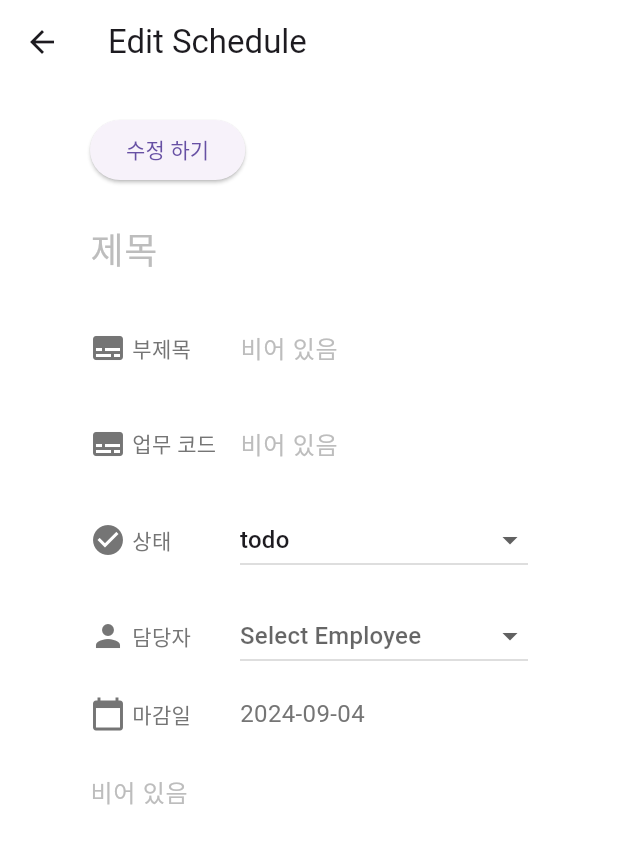
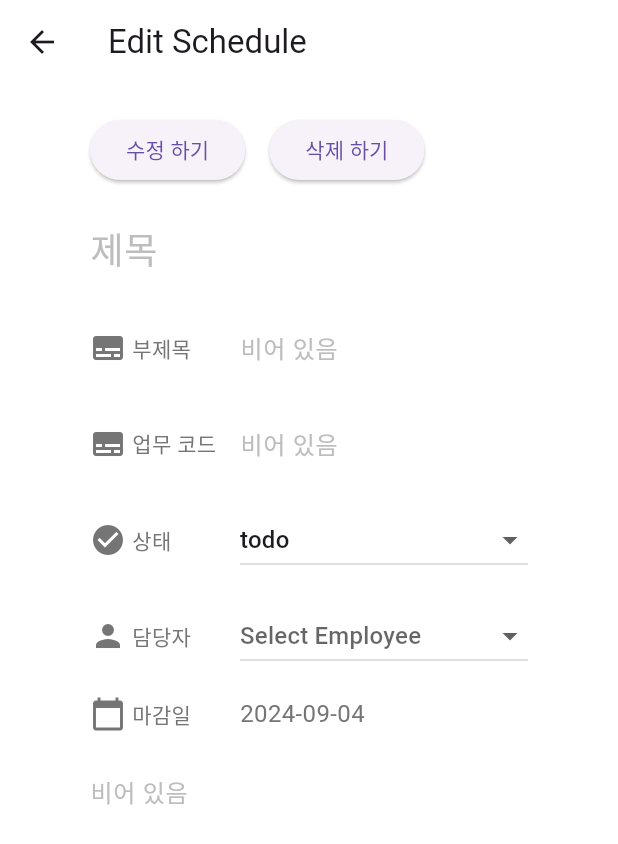
Before and after one commit to frihett/TodoListForProject, a Flutter app: the ScheduleEditPage screen opened directly with empty values, on a phone screen of 412 x 824 dp. Shown: the top 844 px of the screen. Run offline on Flutter 3.47's test engine with Material 3 defaults, Android fonts, the phone set to English and light mode, and no system bars; our stand-ins replace get.

Commit message:
feat: 일정 삭제하기 기능 추가
_deleteSchedule() 추가

```diff
--- a/lib/pages/schedule_edit_page.dart
+++ b/lib/pages/schedule_edit_page.dart
@@ -47,8 +47,7 @@ class _ScheduleEditPageState extends State<ScheduleEditPage> {
   void initState() {
     super.initState();
     titleController = TextEditingController(text: widget.schedule.title);
-    subTitleController =
-        TextEditingController(text: widget.schedule.subTitle);
+    subTitleController = TextEditingController(text: widget.schedule.subTitle);
     descriptionController =
         TextEditingController(text: widget.schedule.description);
     taskIdController = TextEditingController(text: widget.schedule.taskId);
@@ -90,10 +89,18 @@ class _ScheduleEditPageState extends State<ScheduleEditPage> {
       dueDate: _selectedDate,
       description: descriptionController.text,
       status: selectedStatus,
-      taskId: taskIdController.text, createAt: DateTime.now(),
+      taskId: taskIdController.text,
+      createAt: DateTime.now(),
     );
 
-    controller.updateSchedule(oldSchedule: widget.schedule, newSchedule: updatedSchedule);
+    controller.updateSchedule(
+        oldSchedule: widget.schedule, newSchedule: updatedSchedule);
+    Get.back();
+  }
+
+  void _deleteSchedule() {
+    // Schedule 삭제 로직
+    controller.removeSchedule(schedule: widget.schedule);
     Get.back();
   }
 
@@ -108,10 +115,17 @@ class _ScheduleEditPageState extends State<ScheduleEditPage> {
         child: Column(
           crossAxisAlignment: CrossAxisAlignment.start,
           children: [
-            ElevatedButton(
-              onPressed: _updateSchedule,
-              child: const Text('수정 하기'),
+            Row(
+              children: [
+                ElevatedButton(
+                  onPressed: _updateSchedule,
+                  child: const Text('수정 하기'),
+                ),
+                SizedBox(width: 16,),
+                ElevatedButton(onPressed: _deleteSchedule, child: const Text('삭제 하기'))
+              ],
             ),
+
             const SizedBox(height: 16.0),
             Container(
               child: TextField(
@@ -264,7 +278,8 @@ class _ScheduleEditPageState extends State<ScheduleEditPage> {
                     onTap: _selectDate,
                     child: Text(
                       _selectedDate != null
-                          ? "${_selectedDate!.toLocal()}".split(' ')[0] // YYYY-MM-DD 형식으로 표시
+                          ? "${_selectedDate!.toLocal()}"
+                              .split(' ')[0] // YYYY-MM-DD 형식으로 표시
                           : '비어 있음',
                       style: TextStyle(
                         fontSize: 16.0,
```
